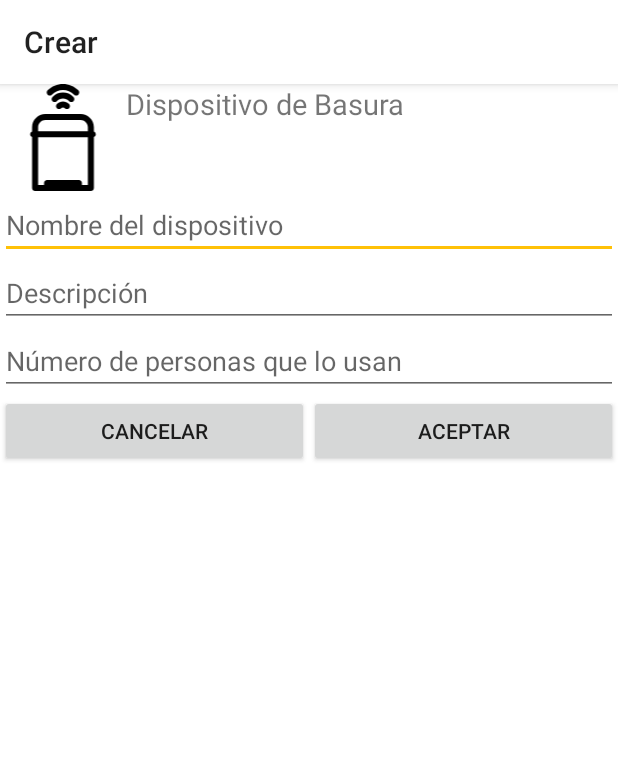
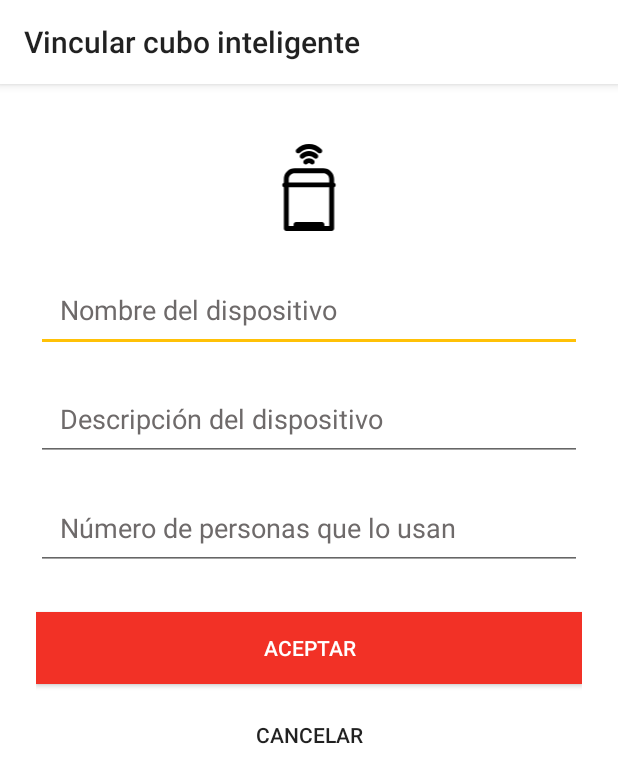
Before and after one commit to GTI-Proyecto-IoT-App/AplicacionAndroid, an Android app: the FormularioCreacionBasura screen opened directly, with no data from a screen before it, on a phone screen of 412 x 824 dp. Shown: the top 783 px of the screen. Run offline under Robolectric (Android 15) with nearby library versions, the light colour scheme and no system bars.

Commit message:
Diseño detalles dispositivo y formulario

```diff
--- a/app/src/main/AndroidManifest.xml
+++ b/app/src/main/AndroidManifest.xml
@@ -10,7 +10,7 @@
         android:roundIcon="@mipmap/ic_launcher_round"
         android:supportsRtl="true"
         android:theme="@style/AppTheme">
-        <activity android:name=".presentacion.HomeActivityPackage.misdispositivos.FormularioCreacionBasura"/>
+        <activity android:name=".presentacion.HomeActivityPackage.misdispositivos.FormularioCreacionBasura" />
         <activity android:name=".presentacion.VerfiyEmailActivity" />
         <activity
             android:name=".presentacion.SplashActivity"
--- a/app/src/main/java/com/example/androidappgestionbasura/presentacion/HomeActivityPackage/misdispositivos/DispositivoDetallesActivity.java
+++ b/app/src/main/java/com/example/androidappgestionbasura/presentacion/HomeActivityPackage/misdispositivos/DispositivoDetallesActivity.java
@@ -64,15 +64,10 @@ public class DispositivoDetallesActivity extends AppCompatActivity {
     public void actualizaVistas() {
 
         setTitle(dispositivo.getNombre());
-
-        TextView nombre = findViewById(R.id.nombre);
-        nombre.setText(dispositivo.getNombre());
         ImageView logo_tipo = findViewById(R.id.foto);
         logo_tipo.setImageResource(dispositivo.getTipo().getRecurso());
         TextView descripcion = findViewById(R.id.descripcion);
         descripcion.setText(dispositivo.getDescripcion());
-        TextView numero = findViewById(R.id.textViewNumeroPersonas);
-        numero.setText(String.valueOf(dispositivo.getNumeroPersonasUso()));
 
 
 
--- a/app/src/main/java/com/example/androidappgestionbasura/presentacion/HomeActivityPackage/misdispositivos/FormularioCreacionBasura.java
+++ b/app/src/main/java/com/example/androidappgestionbasura/presentacion/HomeActivityPackage/misdispositivos/FormularioCreacionBasura.java
@@ -46,7 +46,7 @@ public class FormularioCreacionBasura extends AppCompatActivity {
             dispositivo = listaDispositivos.elemento(pos);
             actualizaVistas();
         }else{
-            setTitle(getString(R.string.crear));
+            setTitle(getString(R.string.tituloFormularioAddBasura));
         }
         recueprarEstadoSiEsPosible(savedInstanceState);
     }
--- a/app/src/main/res/layout/activity_auth.xml
+++ b/app/src/main/res/layout/activity_auth.xml
@@ -111,7 +111,7 @@
 
             <Button
                 android:id="@+id/buttonIniciarSesion"
-                style="@style/botonImportante"
+                style="@style/botonImportanteSobrePrimario"
                 android:layout_width="match_parent"
                 android:layout_height="wrap_content"
                 android:onClick="logIn"
--- a/app/src/main/res/layout/activity_formulario_creacion_basura.xml
+++ b/app/src/main/res/layout/activity_formulario_creacion_basura.xml
@@ -1,75 +1,86 @@
 <?xml version="1.0" encoding="utf-8"?>
-<LinearLayout xmlns:android="http://schemas.android.com/apk/res/android"
+<ScrollView xmlns:android="http://schemas.android.com/apk/res/android"
     xmlns:app="http://schemas.android.com/apk/res-auto"
     xmlns:tools="http://schemas.android.com/tools"
     android:layout_width="match_parent"
     android:layout_height="match_parent"
-    android:orientation="vertical"
+
     tools:context=".presentacion.HomeActivityPackage.misdispositivos.FormularioCreacionBasura">
 
+    <LinearLayout  android:layout_width="match_parent"
+        android:layout_height="match_parent"
+        android:background="@color/blanco"
+        android:orientation="vertical"
+        android:padding="24dp">
+
         <LinearLayout
-        android:layout_width="wrap_content"
+            android:layout_width="match_parent"
             android:layout_height="wrap_content">
 
             <ImageView
                 android:id="@+id/logoBasura"
-            android:layout_width="84dp"
-            android:layout_height="71dp"
+                android:layout_width="match_parent"
+                android:layout_height="90dp"
+                android:padding="16dp"
                 app:srcCompat="@drawable/ic_smart_trash" />
 
-        <TextView
-            android:id="@+id/tituloDispositivo"
-            android:layout_width="match_parent"
-            android:layout_height="match_parent"
-            android:text="Dispositivo de Basura"
-            android:textSize="19sp" />
 
         </LinearLayout>
 
+
         <EditText
+            android:hint="@string/hint_nombre_formulario_basura"
             android:id="@+id/editTextNombreBasura"
             android:layout_width="match_parent"
+            android:textColorHint="@color/textoSecundario"
             android:layout_height="wrap_content"
+            android:layout_marginVertical="8dp"
             android:ems="10"
-        android:hint="Nombre del dispositivo"
-        android:inputType="textPersonName" />
+            android:inputType="textPersonName"
+            android:padding="16dp" />
 
         <EditText
             android:id="@+id/editTextDescripcionBasura"
             android:layout_width="match_parent"
             android:layout_height="wrap_content"
+            android:maxLines="@null"
+            android:layout_marginVertical="8dp"
+            android:textColorHint="@color/textoSecundario"
+            android:hint="@string/hint_descripcion_basura"
             android:ems="10"
-        android:hint="Descripción"
-        android:inputType="textPersonName" />
+            android:inputType="textMultiLine"
+            android:padding="16dp" />
+
+
 
         <EditText
             android:id="@+id/editTextNumeroPersonasBasura"
             android:layout_width="match_parent"
+            android:layout_marginVertical="8dp"
+            android:textColorHint="@color/textoSecundario"
+            android:hint="@string/hint_numero_personas_uso_basura"
             android:layout_height="wrap_content"
             android:ems="10"
-        android:hint="Número de personas que lo usan"
-        android:inputType="number" />
+            android:inputType="number"
+            android:padding="16dp" />
 
-    <LinearLayout
+
+        <Button
+            android:id="@+id/buttonBasuraAceptar"
+            style="@style/botonImportante"
             android:layout_width="match_parent"
             android:layout_height="wrap_content"
-        android:orientation="horizontal">
+            android:onClick="lanzarAceptar"
+            android:text="@string/botonAceptar" />
 
         <Button
             android:id="@+id/buttonBasuraCancelar"
+            style="@style/Widget.AppCompat.Button.Borderless"
             android:layout_width="match_parent"
             android:layout_height="wrap_content"
-            android:layout_weight="1"
+            android:layout_marginTop="10dp"
             android:onClick="lanzarCancelar"
-            android:text="Cancelar" />
-
-        <Button
-            android:id="@+id/buttonBasuraAceptar"
-            android:layout_width="match_parent"
-            android:layout_height="wrap_content"
-            android:layout_weight="1"
-            android:onClick="lanzarAceptar"
-            android:text="Aceptar" />
-    </LinearLayout>
+            android:text="@string/botonCancelar" />
 
     </LinearLayout>
+</ScrollView>
--- a/app/src/main/res/layout/activity_ratailer_start_up_screen.xml
+++ b/app/src/main/res/layout/activity_ratailer_start_up_screen.xml
@@ -55,7 +55,7 @@
 
     <Button
         android:id="@+id/iniciarSesionButton"
-        style="@style/botonImportante"
+        style="@style/botonImportanteSobrePrimario"
         android:layout_width="0dp"
         android:layout_height="wrap_content"
         android:layout_marginEnd="24dp"
--- a/app/src/main/res/layout/activity_registry.xml
+++ b/app/src/main/res/layout/activity_registry.xml
@@ -170,7 +170,7 @@
 
             <Button
                 android:id="@+id/buttonRegister"
-                style="@style/botonImportante"
+                style="@style/botonImportanteSobrePrimario"
                 android:layout_width="match_parent"
                 android:layout_height="wrap_content"
                 android:onClick="signUp"
--- a/app/src/main/res/layout/activity_verfiy_email.xml
+++ b/app/src/main/res/layout/activity_verfiy_email.xml
@@ -33,7 +33,7 @@
 
         <Button
             android:id="@+id/btnCheckEmailVerified"
-            style="@style/botonImportante"
+            style="@style/botonImportanteSobrePrimario"
             android:layout_width="match_parent"
             android:layout_height="wrap_content"
             android:layout_marginLeft="0dp"
@@ -43,7 +43,7 @@
 
         <Button
             android:id="@+id/btnSendEmailVerification"
-            style="@style/botonImportante"
+            style="@style/botonImportanteSobrePrimario"
             android:layout_width="match_parent"
             android:layout_height="wrap_content"
             android:layout_marginLeft="0dp"
--- a/app/src/main/res/values/colors.xml
+++ b/app/src/main/res/values/colors.xml
@@ -1,6 +1,5 @@
 <?xml version="1.0" encoding="utf-8"?>
 <resources xmlns:tools="http://schemas.android.com/tools">
-    <color name="mtrl_textinput_default_box_stroke_color" tools:override="true">#fff</color>
     <color name="colorPrimary">#f23126 </color>
     <color name="colorPrimaryDark">#b70000</color>
     <color name="colorAccent">#FFC107</color>
@@ -11,6 +10,9 @@
     <color name="fondoBotonImportante">#000</color>
     <color name="transparente">#00000000</color>
 
+    <color name="background_graficas">#f2f2f2</color>
+
     <color name="errorSobreRojo">#BA6D0C</color>
 
+    <color name="mtrl_textinput_default_box_stroke_color" tools:override="true">@color/blanco</color>
 </resources>
--- a/app/src/main/res/values/strings.xml
+++ b/app/src/main/res/values/strings.xml
@@ -67,6 +67,12 @@
     <string name="editar">Editar</string>
     <string name="cerrar_sesion_mensaje">¿Desas cerrar sesión?</string>
     <string name="crear">Crear</string>
+    <string name="tituloFormularioAddBasura">Vincular cubo inteligente</string>
+    <string name="botonAceptar">Aceptar</string>
+    <string name="botonCancelar">Cancelar</string>
+    <string name="hint_nombre_formulario_basura">Nombre del dispositivo</string>
+    <string name="hint_descripcion_basura">Descripción del dispositivo</string>
+    <string name="hint_numero_personas_uso_basura">Número de personas que lo usan</string>
 
 
 </resources>
```
Also changed, not shown: app/src/main/res/layout/info_dispositivos.xml (+100 -28 lines), app/src/main/res/values/styles.xml (+24 -4 lines). Lines whose indentation alone changed are shown as unchanged.
